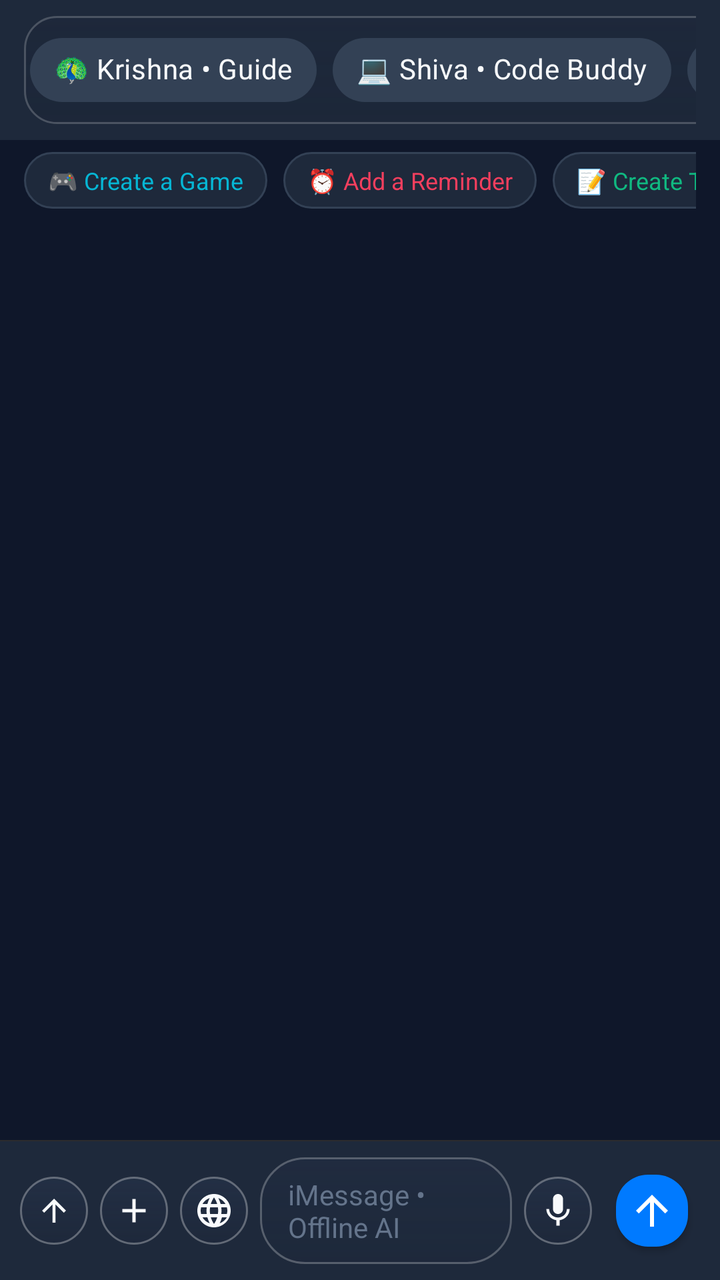
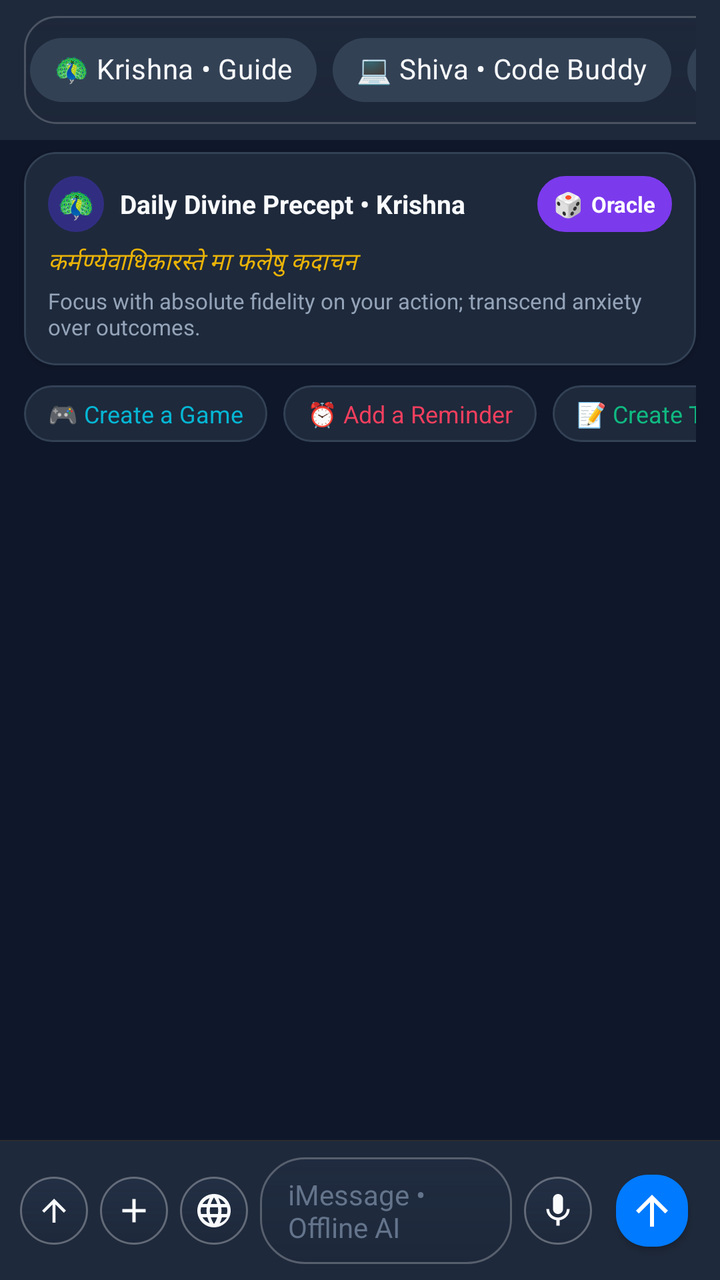

Screens rendered from an Android XML layout before and after an edit, with the pre-edit source and the edit as a unified diff.
<!-- AndroidManifest.xml: application theme Theme.OfflineAI -->
<!-- res/layout/fragment_chat.xml -->
<?xml version="1.0" encoding="utf-8"?>
<LinearLayout xmlns:android="http://schemas.android.com/apk/res/android"
    xmlns:app="http://schemas.android.com/apk/res-auto"
    android:layout_width="match_parent"
    android:layout_height="match_parent"
    android:orientation="vertical"
    android:background="@color/bg_dark">

    
    <HorizontalScrollView
        android:layout_width="match_parent"
        android:layout_height="wrap_content"
        android:scrollbars="none"
        android:paddingVertical="8dp"
        android:paddingHorizontal="12dp"
        android:background="@color/surface_dark">

        <LinearLayout
            android:layout_width="wrap_content"
            android:layout_height="wrap_content"
            android:background="@drawable/bg_ios_segmented_control"
            android:padding="3dp">

            <com.google.android.material.chip.ChipGroup
                android:id="@+id/chipGroupPersonas"
                android:layout_width="wrap_content"
                android:layout_height="wrap_content"
                app:singleSelection="true"
                app:selectionRequired="true">

            <com.google.android.material.chip.Chip
                android:id="@+id/chipKrishna"
                style="@style/Widget.MaterialComponents.Chip.Choice"
                android:layout_width="wrap_content"
                android:layout_height="wrap_content"
                android:text="🦚 Krishna • Guide"
                android:checked="true"
                android:textColor="@color/text_primary"
                app:chipBackgroundColor="@color/surface_variant_dark" />

            <com.google.android.material.chip.Chip
                android:id="@+id/chipShiva"
                style="@style/Widget.MaterialComponents.Chip.Choice"
                android:layout_width="wrap_content"
                android:layout_height="wrap_content"
                android:text="💻 Shiva • Code Buddy"
                android:textColor="@color/text_primary"
                app:chipBackgroundColor="@color/surface_variant_dark" />

            <com.google.android.material.chip.Chip
                android:id="@+id/chipBrahma"
                style="@style/Widget.MaterialComponents.Chip.Choice"
                android:layout_width="wrap_content"
                android:layout_height="wrap_content"
                android:text="📐 Brahma • Science"
                android:textColor="@color/text_primary"
                app:chipBackgroundColor="@color/surface_variant_dark" />

            <com.google.android.material.chip.Chip
                android:id="@+id/chipGanesha"
                style="@style/Widget.MaterialComponents.Chip.Choice"
                android:layout_width="wrap_content"
                android:layout_height="wrap_content"
                android:text="🧩 Ganesha • Problem Solver"
                android:textColor="@color/text_primary"
                app:chipBackgroundColor="@color/surface_variant_dark" />

            <com.google.android.material.chip.Chip
                android:id="@+id/chipMuruga"
                style="@style/Widget.MaterialComponents.Chip.Choice"
                android:layout_width="wrap_content"
                android:layout_height="wrap_content"
                android:text="⚡ Muruga • Productivity"
                android:textColor="@color/text_primary"
                app:chipBackgroundColor="@color/surface_variant_dark" />

            <com.google.android.material.chip.Chip
                android:id="@+id/chipHanuman"
                style="@style/Widget.MaterialComponents.Chip.Choice"
                android:layout_width="wrap_content"
                android:layout_height="wrap_content"
                android:text="🛡️ Hanuman • Health"
                android:textColor="@color/text_primary"
                app:chipBackgroundColor="@color/surface_variant_dark" />

            <com.google.android.material.chip.Chip
                android:id="@+id/chipLakshmi"
                style="@style/Widget.MaterialComponents.Chip.Choice"
                android:layout_width="wrap_content"
                android:layout_height="wrap_content"
                android:text="🌸 Lakshmi • Creative"
                android:textColor="@color/text_primary"
                app:chipBackgroundColor="@color/surface_variant_dark" />

            <com.google.android.material.chip.Chip
                android:id="@+id/chipParvathi"
                style="@style/Widget.MaterialComponents.Chip.Choice"
                android:layout_width="wrap_content"
                android:layout_height="wrap_content"
                android:text="🌿 Parvathi • Companion"
                android:textColor="@color/text_primary"
                app:chipBackgroundColor="@color/surface_variant_dark" />

            <com.google.android.material.chip.Chip
                android:id="@+id/chipNarasimha"
                style="@style/Widget.MaterialComponents.Chip.Choice"
                android:layout_width="wrap_content"
                android:layout_height="wrap_content"
                android:text="🔒 Narasimha • Safety"
                android:textColor="@color/text_primary"
                app:chipBackgroundColor="@color/surface_variant_dark" />

            <com.google.android.material.chip.Chip
                android:id="@+id/chipShani"
                style="@style/Widget.MaterialComponents.Chip.Choice"
                android:layout_width="wrap_content"
                android:layout_height="wrap_content"
                android:text="⏱️ Shani • Focus"
                android:textColor="@color/text_primary"
                app:chipBackgroundColor="@color/surface_variant_dark" />

        </com.google.android.material.chip.ChipGroup>
        </LinearLayout>
    </HorizontalScrollView>

    
    <HorizontalScrollView
        android:id="@+id/scrollSuggestions"
        android:layout_width="match_parent"
        android:layout_height="wrap_content"
        android:scrollbars="none"
        android:paddingVertical="6dp"
        android:paddingHorizontal="12dp">

        <LinearLayout
            android:id="@+id/layoutSuggestions"
            android:layout_width="wrap_content"
            android:layout_height="wrap_content"
            android:orientation="horizontal">

            <TextView
                android:id="@+id/suggestion1"
                android:layout_width="wrap_content"
                android:layout_height="wrap_content"
                android:layout_marginEnd="8dp"
                android:background="@drawable/bg_chip"
                android:paddingHorizontal="12dp"
                android:paddingVertical="6dp"
                android:text="🎮 Create a Game"
                android:textColor="@color/secondary"
                android:textSize="12sp" />

            <TextView
                android:id="@+id/suggestion2"
                android:layout_width="wrap_content"
                android:layout_height="wrap_content"
                android:layout_marginEnd="8dp"
                android:background="@drawable/bg_chip"
                android:paddingHorizontal="12dp"
                android:paddingVertical="6dp"
                android:text="⏰ Add a Reminder"
                android:textColor="@color/accent_rose"
                android:textSize="12sp" />

            <TextView
                android:id="@+id/suggestion3"
                android:layout_width="wrap_content"
                android:layout_height="wrap_content"
                android:layout_marginEnd="8dp"
                android:background="@drawable/bg_chip"
                android:paddingHorizontal="12dp"
                android:paddingVertical="6dp"
                android:text="📝 Create To-Do List"
                android:textColor="@color/accent_green"
                android:textSize="12sp" />

            <TextView
                android:id="@+id/suggestion4"
                android:layout_width="wrap_content"
                android:layout_height="wrap_content"
                android:background="@drawable/bg_chip"
                android:paddingHorizontal="12dp"
                android:paddingVertical="6dp"
                android:text="⚔️ Text Adventure RPG"
                android:textColor="@color/primary"
                android:textSize="12sp" />

        </LinearLayout>
    </HorizontalScrollView>

    
    <FrameLayout
        android:layout_width="match_parent"
        android:layout_height="0dp"
        android:layout_weight="1">

        <androidx.recyclerview.widget.RecyclerView
            android:id="@+id/rvMessages"
            android:layout_width="match_parent"
            android:layout_height="match_parent"
            android:clipToPadding="false"
            android:padding="12dp" />

        
        <ScrollView
            android:id="@+id/layoutChatWelcomeState"
            android:layout_width="match_parent"
            android:layout_height="match_parent"
            android:fillViewport="true"
            android:scrollbars="none"
            android:visibility="gone">

            <LinearLayout
                android:layout_width="match_parent"
                android:layout_height="wrap_content"
                android:orientation="vertical"
                android:gravity="center_horizontal|center_vertical"
                android:paddingHorizontal="24dp"
                android:paddingVertical="32dp">

                
                <FrameLayout
                    android:id="@+id/frameWelcomeIconContainer"
                    android:layout_width="88dp"
                    android:layout_height="88dp"
                    android:background="@drawable/bg_ios_card">

                    <TextView
                        android:id="@+id/tvWelcomeEmoji"
                        android:layout_width="wrap_content"
                        android:layout_height="wrap_content"
                        android:layout_gravity="center"
                        android:text="🕉️"
                        android:textSize="44sp" />
                </FrameLayout>

                <TextView
                    android:id="@+id/tvWelcomeTitle"
                    android:layout_width="wrap_content"
                    android:layout_height="wrap_content"
                    android:layout_marginTop="16dp"
                    android:text="Welcome to Maphula"
                    android:textColor="@color/text_primary"
                    android:textSize="22sp"
                    android:textStyle="bold"
                    android:letterSpacing="0.02" />

                <TextView
                    android:id="@+id/tvWelcomeSubtitle"
                    android:layout_width="wrap_content"
                    android:layout_height="wrap_content"
                    android:layout_marginTop="6dp"
                    android:text="100% Sovereign Offline AI • On-Device Neural Intelligence"
                    android:textColor="@color/text_muted"
                    android:textSize="13sp"
                    android:textAlignment="center" />

                
                <LinearLayout
                    android:layout_width="match_parent"
                    android:layout_height="wrap_content"
                    android:orientation="vertical"
                    android:layout_marginTop="20dp">

                    <LinearLayout
                        android:id="@+id/cardWelcomeFeature1"
                        android:layout_width="match_parent"
                        android:layout_height="wrap_content"
                        android:orientation="horizontal"
                        android:gravity="center_vertical"
                        android:background="@drawable/bg_card"
                        android:padding="12dp"
                        android:layout_marginBottom="8dp">

                        <TextView
                            android:layout_width="36dp"
                            android:layout_height="36dp"
                            android:gravity="center"
                            android:background="@drawable/bg_chip"
                            android:text="🔒"
                            android:textSize="18sp" />

                        <LinearLayout
                            android:layout_width="0dp"
                            android:layout_height="wrap_content"
                            android:layout_weight="1"
                            android:layout_marginStart="12dp"
                            android:orientation="vertical">

                            <TextView
                                android:layout_width="wrap_content"
                                android:layout_height="wrap_content"
                                android:text="Zero-Cloud Offline First"
                                android:textColor="@color/text_primary"
                                android:textSize="14sp"
                                android:textStyle="bold" />

                            <TextView
                                android:layout_width="wrap_content"
                                android:layout_height="wrap_content"
                                android:layout_marginTop="2dp"
                                android:text="All reasoning, NLP, and neural models run locally on your hardware."
                                android:textColor="@color/text_muted"
                                android:textSize="11sp" />
                        </LinearLayout>
                    </LinearLayout>

                    <LinearLayout
                        android:id="@+id/cardWelcomeFeature2"
                        android:layout_width="match_parent"
                        android:layout_height="wrap_content"
                        android:orientation="horizontal"
                        android:gravity="center_vertical"
                        android:background="@drawable/bg_card"
                        android:padding="12dp"
                        android:layout_marginBottom="8dp">

                        <TextView
                            android:layout_width="36dp"
                            android:layout_height="36dp"
                            android:gravity="center"
                            android:background="@drawable/bg_chip"
                            android:text="📁"
                            android:textSize="18sp" />

                        <LinearLayout
                            android:layout_width="0dp"
                            android:layout_height="wrap_content"
                            android:layout_weight="1"
                            android:layout_marginStart="12dp"
                            android:orientation="vertical">

                            <TextView
                                android:layout_width="wrap_content"
                                android:layout_height="wrap_content"
                                android:text="Multi-Modal Media Upload"
                                android:textColor="@color/text_primary"
                                android:textSize="14sp"
                                android:textStyle="bold" />

                            <TextView
                                android:layout_width="wrap_content"
                                android:layout_height="wrap_content"
                                android:layout_marginTop="2dp"
                                android:text="Inspect PDFs, audio recordings, documents, and pictures offline."
                                android:textColor="@color/text_muted"
                                android:textSize="11sp" />
                        </LinearLayout>
                    </LinearLayout>

                    <LinearLayout
                        android:id="@+id/cardWelcomeFeature3"
                        android:layout_width="match_parent"
                        android:layout_height="wrap_content"
                        android:orientation="horizontal"
                        android:gravity="center_vertical"
                        android:background="@drawable/bg_card"
                        android:padding="12dp">

                        <TextView
                            android:layout_width="36dp"
                            android:layout_height="36dp"
                            android:gravity="center"
                            android:background="@drawable/bg_chip"
                            android:text="⚡"
                            android:textSize="18sp" />

                        <LinearLayout
                            android:layout_width="0dp"
                            android:layout_height="wrap_content"
                            android:layout_weight="1"
                            android:layout_marginStart="12dp"
                            android:orientation="vertical">

                            <TextView
                                android:layout_width="wrap_content"
                                android:layout_height="wrap_content"
                                android:text="Friendly AI Persona &amp; Skills"
                                android:textColor="@color/text_primary"
                                android:textSize="14sp"
                                android:textStyle="bold" />

                            <TextView
                                android:layout_width="wrap_content"
                                android:layout_height="wrap_content"
                                android:layout_marginTop="2dp"
                                android:text="Select an AI persona above or type below to begin your chat."
                                android:textColor="@color/text_muted"
                                android:textSize="11sp" />
                        </LinearLayout>
                    </LinearLayout>
                </LinearLayout>

                <TextView
                    android:id="@+id/tvWelcomePromptHint"
                    android:layout_width="wrap_content"
                    android:layout_height="wrap_content"
                    android:layout_marginTop="18dp"
                    android:text="✨ Tap a starter prompt above or type a message below to begin"
                    android:textColor="@color/primary"
                    android:textSize="12sp"
                    android:textStyle="italic" />

            </LinearLayout>
        </ScrollView>
    </FrameLayout>

    
    <LinearLayout
        android:id="@+id/layoutVoiceRecordingBanner"
        android:layout_width="match_parent"
        android:layout_height="wrap_content"
        android:orientation="horizontal"
        android:gravity="center_vertical"
        android:paddingHorizontal="16dp"
        android:paddingVertical="8dp"
        android:background="#991E293B"
        android:visibility="gone">

        <View
            android:id="@+id/viewRecDot"
            android:layout_width="10dp"
            android:layout_height="10dp"
            android:background="@drawable/bg_chip"
            android:backgroundTint="@color/accent_red" />

        <TextView
            android:id="@+id/tvVoiceRecordingStatus"
            android:layout_width="0dp"
            android:layout_height="wrap_content"
            android:layout_weight="1"
            android:layout_marginStart="8dp"
            android:text="🎤 Listening... Speak offline prompt (Tap mic to finish)"
            android:textColor="@color/accent_red"
            android:textSize="12sp"
            android:textStyle="bold" />
    </LinearLayout>

    
    <LinearLayout
        android:id="@+id/layoutAttachmentPreview"
        android:layout_width="match_parent"
        android:layout_height="wrap_content"
        android:orientation="horizontal"
        android:gravity="center_vertical"
        android:paddingHorizontal="14dp"
        android:paddingVertical="8dp"
        android:background="@drawable/bg_card"
        android:layout_marginHorizontal="10dp"
        android:layout_marginBottom="6dp"
        android:visibility="gone">

        <TextView
            android:id="@+id/tvPreviewAttachmentEmoji"
            android:layout_width="wrap_content"
            android:layout_height="wrap_content"
            android:text="📄"
            android:textSize="20sp" />

        <LinearLayout
            android:layout_width="0dp"
            android:layout_height="wrap_content"
            android:layout_weight="1"
            android:layout_marginStart="10dp"
            android:orientation="vertical">

            <TextView
                android:id="@+id/tvPreviewAttachmentName"
                android:layout_width="wrap_content"
                android:layout_height="wrap_content"
                android:text="document.pdf"
                android:textColor="@color/text_primary"
                android:textSize="12sp"
                android:textStyle="bold"
                android:singleLine="true" />

            <TextView
                android:id="@+id/tvPreviewAttachmentMeta"
                android:layout_width="wrap_content"
                android:layout_height="wrap_content"
                android:text="PDF Document • 240 KB"
                android:textColor="@color/secondary"
                android:textSize="10sp" />
        </LinearLayout>

        <ImageButton
            android:id="@+id/btnRemoveAttachment"
            android:layout_width="28dp"
            android:layout_height="28dp"
            android:background="?attr/selectableItemBackgroundBorderless"
            android:src="@drawable/ic_clear"
            app:tint="@color/text_muted"
            android:scaleType="fitCenter"
            android:contentDescription="Remove Attachment" />
    </LinearLayout>

    
    <View
        android:id="@+id/viewInputDivider"
        android:layout_width="match_parent"
        android:layout_height="0.6dp"
        android:background="#2C2C2E" />

    
    <LinearLayout
        android:id="@+id/layoutChatInputBar"
        android:layout_width="match_parent"
        android:layout_height="wrap_content"
        android:orientation="horizontal"
        android:gravity="center_vertical"
        android:paddingHorizontal="10dp"
        android:paddingVertical="8dp"
        android:background="@color/surface_dark">

        
        <ImageButton
            android:id="@+id/btnUploadAttachment"
            android:layout_width="34dp"
            android:layout_height="34dp"
            android:background="@drawable/bg_ios_circle_button"
            android:src="@drawable/ic_arrow_up"
            app:tint="@color/text_primary"
            android:padding="8dp"
            android:scaleType="fitCenter"
            android:contentDescription="Upload File Attachment" />

        
        <ImageButton
            android:id="@+id/btnNewChat"
            android:layout_width="34dp"
            android:layout_height="34dp"
            android:layout_marginStart="6dp"
            android:background="@drawable/bg_ios_circle_button"
            android:src="@drawable/ic_add"
            app:tint="@color/text_primary"
            android:padding="7dp"
            android:scaleType="fitCenter"
            android:contentDescription="Start New Chat" />

        
        <ImageButton
            android:id="@+id/btnLanguageSelector"
            android:layout_width="34dp"
            android:layout_height="34dp"
            android:layout_marginStart="6dp"
            android:background="@drawable/bg_ios_circle_button"
            android:src="@drawable/ic_translate"
            app:tint="@color/text_primary"
            android:padding="7dp"
            android:scaleType="fitCenter"
            android:contentDescription="Switch Input Language" />

        
        <EditText
            android:id="@+id/etMessage"
            android:layout_width="0dp"
            android:layout_height="wrap_content"
            android:layout_weight="1"
            android:layout_marginHorizontal="6dp"
            android:background="@drawable/bg_ios_input_field"
            android:hint="iMessage • Offline AI"
            android:textColorHint="@color/text_muted"
            android:textColor="@color/text_primary"
            android:textSize="14sp"
            android:paddingHorizontal="14dp"
            android:paddingVertical="9dp"
            android:maxLines="4"
            android:fontFamily="sans-serif"
            android:inputType="textMultiLine|textCapSentences" />

        
        <ImageButton
            android:id="@+id/btnVoiceInput"
            android:layout_width="34dp"
            android:layout_height="34dp"
            android:layout_marginEnd="6dp"
            android:background="@drawable/bg_ios_circle_button"
            android:src="@drawable/ic_mic"
            app:tint="@color/text_primary"
            android:padding="7dp"
            android:scaleType="fitCenter"
            android:contentDescription="Voice Input" />

        
        <com.google.android.material.floatingactionbutton.FloatingActionButton
            android:id="@+id/btnSend"
            android:layout_width="wrap_content"
            android:layout_height="wrap_content"
            app:fabCustomSize="36dp"
            app:backgroundTint="@color/ios_blue"
            app:tint="#FFFFFF"
            android:src="@drawable/ic_arrow_up"
            android:contentDescription="Send Message"
            app:elevation="2dp" />
    </LinearLayout>

</LinearLayout>
<!-- resources referenced by this layout -->
<resources>
  <color name="accent_green">#10B981</color>
  <color name="accent_red">#EF4444</color>
  <color name="accent_rose">#F43F5E</color>
  <color name="bg_dark">#0F172A</color>
  <color name="ios_blue">#007AFF</color>
  <color name="primary">#7C3AED</color>
  <color name="secondary">#06B6D4</color>
  <color name="surface_dark">#1E293B</color>
  <color name="surface_variant_dark">#334155</color>
  <color name="text_muted">#64748B</color>
  <color name="text_primary">#F8FAFC</color>
  <!-- drawable bg_card (drawable) -->
  <?xml version="1.0" encoding="utf-8"?>
  <shape xmlns:android="http://schemas.android.com/apk/res/android"
      android:shape="rectangle">
      <solid android:color="@color/surface_dark" />
      <stroke
          android:width="1dp"
          android:color="@color/card_stroke" />
      <corners android:radius="14dp" />
  </shape>
  <!-- drawable bg_chip (drawable) -->
  <?xml version="1.0" encoding="utf-8"?>
  <shape xmlns:android="http://schemas.android.com/apk/res/android"
      android:shape="rectangle">
      <solid android:color="@color/surface_dark" />
      <stroke
          android:width="1dp"
          android:color="@color/card_stroke" />
      <corners android:radius="16dp" />
  </shape>
  <!-- drawable bg_ios_card (drawable) -->
  <?xml version="1.0" encoding="utf-8"?>
  <shape xmlns:android="http://schemas.android.com/apk/res/android"
      android:shape="rectangle">
      <gradient
          android:angle="270"
          android:startColor="#3D222E44"
          android:endColor="#24141E30"
          android:type="linear" />
      <stroke
          android:width="1dp"
          android:color="#38FFFFFF" />
      <corners android:radius="18dp" />
  </shape>
  <!-- drawable bg_ios_circle_button (drawable) -->
  <?xml version="1.0" encoding="utf-8"?>
  <shape xmlns:android="http://schemas.android.com/apk/res/android"
      android:shape="oval">
      <gradient
          android:angle="270"
          android:startColor="#3D304060"
          android:endColor="#24182236"
          android:type="linear" />
      <stroke
          android:width="1dp"
          android:color="#4DFFFFFF" />
  </shape>
  <!-- drawable ic_add (drawable) -->
  <vector xmlns:android="http://schemas.android.com/apk/res/android"
      android:width="20dp"
      android:height="20dp"
      android:viewportWidth="24"
      android:viewportHeight="24">
      <path
          android:fillColor="@color/text_secondary"
          android:pathData="M19,13h-6v6h-2v-6H5v-2h6V5h2v6h6v2z"/>
  </vector>
  <!-- drawable ic_arrow_up (drawable) -->
  <vector xmlns:android="http://schemas.android.com/apk/res/android"
      android:width="24dp"
      android:height="24dp"
      android:viewportWidth="24"
      android:viewportHeight="24">
      <path
          android:fillColor="@color/text_primary"
          android:pathData="M4,12l1.41,1.41L11,7.83V20h2V7.83l5.58,5.59L20,12l-8,-8 -8,8z"/>
  </vector>
  <!-- drawable ic_clear (drawable) -->
  <vector xmlns:android="http://schemas.android.com/apk/res/android"
      android:width="20dp"
      android:height="20dp"
      android:viewportWidth="24"
      android:viewportHeight="24">
      <path
          android:fillColor="@color/text_secondary"
          android:pathData="M6,19c0,1.1 0.9,2 2,2h8c1.1,0 2,-0.9 2,-2V7H6v12zM19,4h-3.5l-1,-1h-5l-1,1H5v2h14V4z"/>
  </vector>
  <style name="Theme.OfflineAI" parent="Theme.OfflineAI.Matte" />
  <color name="card_stroke">#334155</color>
  <color name="text_secondary">#94A3B8</color>
  <color name="matte_accent">#8B5CF6</color>
  <color name="matte_bg">#121318</color>
  <color name="matte_surface">#1A1C24</color>
  <color name="matte_surface_variant">#252834</color>
  <!-- unchanged entries left out for length: 5 -->
</resources>

<!-- the commit's change to res/layout/fragment_chat.xml (unified diff, before → after) -->
@@ -122,6 +122,104 @@
         </com.google.android.material.chip.ChipGroup>
         </LinearLayout>
     </HorizontalScrollView>
+
+    
+    <com.google.android.material.card.MaterialCardView
+        android:id="@+id/cardDailyDarshan"
+        android:layout_width="match_parent"
+        android:layout_height="wrap_content"
+        android:layout_marginHorizontal="12dp"
+        android:layout_marginTop="6dp"
+        android:layout_marginBottom="4dp"
+        app:cardBackgroundColor="@color/surface_dark"
+        app:cardCornerRadius="16dp"
+        app:cardElevation="2dp"
+        app:strokeColor="@color/card_stroke"
+        app:strokeWidth="1dp">
+
+        <LinearLayout
+            android:layout_width="match_parent"
+            android:layout_height="wrap_content"
+            android:orientation="vertical"
+            android:padding="12dp">
+
+            <LinearLayout
+                android:layout_width="match_parent"
+                android:layout_height="wrap_content"
+                android:orientation="horizontal"
+                android:gravity="center_vertical">
+
+                <TextView
+                    android:id="@+id/tvDarshanDeityIcon"
+                    android:layout_width="28dp"
+                    android:layout_height="28dp"
+                    android:gravity="center"
+                    android:background="@drawable/bg_chip"
+                    android:backgroundTint="#312E81"
+                    android:text="🦚"
+                    android:textSize="15sp" />
+
+                <TextView
+                    android:id="@+id/tvDarshanTitle"
+                    android:layout_width="0dp"
+                    android:layout_height="wrap_content"
+                    android:layout_weight="1"
+                    android:layout_marginStart="8dp"
+                    android:text="Daily Divine Precept • Krishna"
+                    android:textColor="@color/text_primary"
+                    android:textSize="13sp"
+                    android:textStyle="bold" />
+
+                
+                <LinearLayout
+                    android:id="@+id/btnSpinOracle"
+                    android:layout_width="wrap_content"
+                    android:layout_height="28dp"
+                    android:orientation="horizontal"
+                    android:gravity="center_vertical"
+                    android:background="@drawable/bg_chip"
+                    android:backgroundTint="@color/primary"
+                    android:paddingHorizontal="8dp"
+                    android:clickable="true"
+                    android:focusable="true">
+
+                    <TextView
+                        android:layout_width="wrap_content"
+                        android:layout_height="wrap_content"
+                        android:text="🎲"
+                        android:textSize="12sp" />
+
+                    <TextView
+                        android:layout_width="wrap_content"
+                        android:layout_height="wrap_content"
+                        android:layout_marginStart="4dp"
+                        android:text="Oracle"
+                        android:textColor="#FFFFFF"
+                        android:textSize="11sp"
+                        android:textStyle="bold" />
+                </LinearLayout>
+            </LinearLayout>
+
+            <TextView
+                android:id="@+id/tvDarshanVerse"
+                android:layout_width="match_parent"
+                android:layout_height="wrap_content"
+                android:layout_marginTop="6dp"
+                android:text="कर्मण्येवाधिकारस्ते मा फलेषु कदाचन"
+                android:textColor="@color/accent_gold"
+                android:textSize="12sp"
+                android:textStyle="italic" />
+
+            <TextView
+                android:id="@+id/tvDarshanPrecept"
+                android:layout_width="match_parent"
+                android:layout_height="wrap_content"
+                android:layout_marginTop="3dp"
+                android:text="Focus with absolute fidelity on your action; transcend anxiety over outcomes."
+                android:textColor="@color/text_secondary"
+                android:textSize="11sp" />
+        </LinearLayout>
+    </com.google.android.material.card.MaterialCardView>
 
     
     <HorizontalScrollView
<!-- resource entries referenced after the edit -->
@@ -1,5 +1,6 @@
 <!-- resources referenced by this layout -->
 <resources>
+  <color name="accent_gold">#EAB308</color>
   <color name="accent_green">#10B981</color>
   <color name="accent_red">#EF4444</color>
   <color name="accent_rose">#F43F5E</color>
